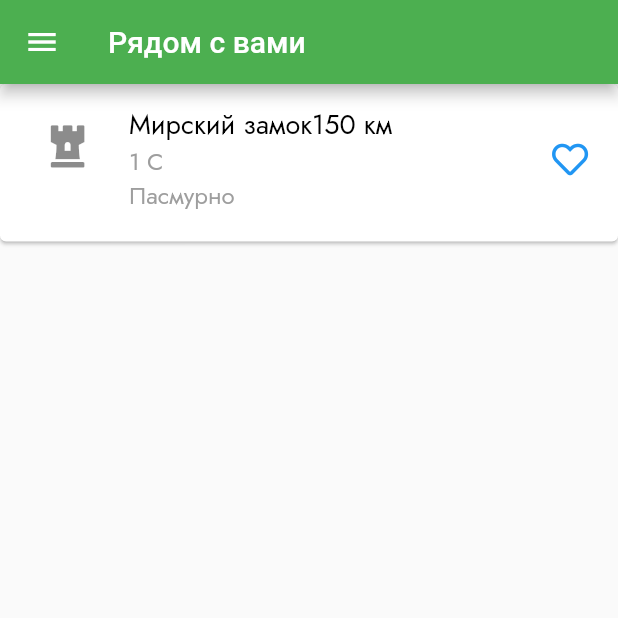
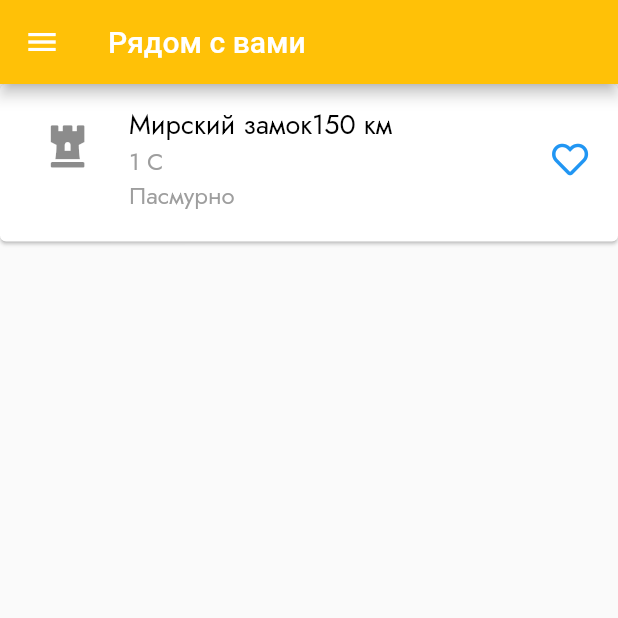
Before and after one commit to Forasky/TravelApp, a Flutter app: the screen it shows after launch, on a phone screen of 412 x 824 dp, the top half of it. Run offline on Flutter 3.47's test engine with Material 2 defaults, Android fonts, the phone set to English and light mode, and no system bars; our stand-ins replace cloud_firestore, easy_localization, firebase_auth, firebase_core, flutter_bloc, font_awesome_flutter and 5 more; accounts and stored records are empty.

Commit message:
added color choosing

```diff
--- a/lib/bloc/weather_bloc.dart
+++ b/lib/bloc/weather_bloc.dart
@@ -1,7 +1,6 @@
 import "dart:async";
 import 'dart:convert';
 import 'package:geolocator/geolocator.dart';
-import 'package:get_it/get_it.dart';
 import 'package:flutter_bloc/flutter_bloc.dart';
 import 'package:http/http.dart' as http;
 
@@ -32,7 +31,7 @@ class TempBloc extends Cubit<WeatherBlocState> {
         temperature: Temperature.fromJson(
           jsonDecode(result.body),
         ),
-        currentCity: '$city',
+        currentCity: city,
       ),
     );
   }
@@ -77,7 +76,6 @@ class TempBloc extends Cubit<WeatherBlocState> {
     try {
       lat = location.latitude;
       lon = location.longitude;
-    } catch (e) {
     } finally {
       final url =
           '$adress/onecall?lat=$lat&lon=$lon&exclude=minutely&appid=$_api&units=metric';
--- a/lib/models/cityList_model.dart
+++ b/lib/models/cityList_model.dart
@@ -1,4 +1,3 @@
-// To parse this JSON data, do
 //
 //     final welcome = welcomeFromJson(jsonString);
 import 'package:json_annotation/json_annotation.dart';
--- /dev/null
+++ b/lib/models/travel_screen_model.dart
@@ -0,0 +1,3 @@
+class TravelScreenBlocState {
+
+}
--- a/lib/screens/signup_screen.dart/signup_screen.dart
+++ b/lib/screens/signup_screen.dart/signup_screen.dart
@@ -152,6 +152,7 @@ class _SignUpWidgetState extends State<SignUpWidget> {
                         'password',
                       );
                       if (value != passwordContorler.text) Exception();
+                      return null;
                     },
                   ),
                 ),
--- a/lib/screens/travel_screen/travel_screen.dart
+++ b/lib/screens/travel_screen/travel_screen.dart
@@ -1,10 +1,15 @@
 import 'package:animations/animations.dart';
 import 'package:easy_localization/easy_localization.dart';
 import 'package:flutter/material.dart';
+import 'package:flutter_bloc/flutter_bloc.dart';
 import 'package:font_awesome_flutter/font_awesome_flutter.dart';
+import 'package:get_it/get_it.dart';
+import 'package:travel_application/models/travel_screen_model.dart';
 import 'package:travel_application/screens/travel_screen/info_screen.dart';
+import 'package:travel_application/services/extension.dart';
 import 'package:travel_application/services/fonts.dart';
 
+import '../../bloc/travel_screen_bloc.dart';
 import 'drawer_widget.dart';
 
 class TravelScreen extends StatefulWidget {
@@ -15,9 +20,13 @@ class TravelScreen extends StatefulWidget {
 }
 
 class _TravelScreenState extends State<TravelScreen> {
-  bool selected = false;
+  final bloc = GetIt.instance.get<TravelScreenBloc>();
+
   @override
   Widget build(BuildContext context) {
+    return BlocBuilder<TravelScreenBloc, TravelScreenBlocState>(
+      bloc: bloc,
+      builder: (context, state) {
         return MaterialApp(
           debugShowCheckedModeBanner: false,
           localizationsDelegates: context.localizationDelegates,
@@ -27,7 +36,8 @@ class _TravelScreenState extends State<TravelScreen> {
             child: Scaffold(
               drawer: TravelDrawerWidget(),
               appBar: AppBar(
-            backgroundColor: Colors.green,
+                backgroundColor: //HexColor.fromHex('${bloc.getColor()}'),
+                    Colors.amber,
                 title: const Text('Рядом с вами'),
               ),
               body: Column(
@@ -98,5 +108,7 @@ class _TravelScreenState extends State<TravelScreen> {
             ),
           ),
         );
+      },
+    );
   }
 }
--- a/lib/screens/weather_screen/map_screen.dart
+++ b/lib/screens/weather_screen/map_screen.dart
@@ -6,7 +6,7 @@ import '../../services/translation.dart';
 
 class MapSample extends StatefulWidget {
   final ValueChanged<LatLng> onLocationTab;
-  MapSample({
+  const MapSample({
     Key? key,
     required this.onLocationTab,
   }) : super();
@@ -15,11 +15,11 @@ class MapSample extends StatefulWidget {
 }
 
 class MapSampleState extends State<MapSample> {
-  Marker _marker = Marker(
+  Marker _marker = const Marker(
     markerId: MarkerId('Minsk'),
   );
 
-  static final CameraPosition _belarus = CameraPosition(
+  static const CameraPosition _belarus = CameraPosition(
     target: LatLng(53.910981510269075, 27.547882162034508),
     zoom: 6,
   );
--- a/lib/screens/weather_screen/weather_screen.dart
+++ b/lib/screens/weather_screen/weather_screen.dart
@@ -112,7 +112,7 @@ class _WeatherScreenState extends State<WeatherScreen> {
                                   textAlign: TextAlign.center,
                                 ),
                                 Padding(
-                                  padding: EdgeInsets.only(top: 10),
+                                  padding: const EdgeInsets.only(top: 10),
                                   child: Text(
                                     LocalizationKeys.feelLike +
                                         state.temperature.current.feelsLike
--- /dev/null
+++ b/lib/services/extension.dart
@@ -0,0 +1,21 @@
+import 'dart:ui';
+
+extension HexColor on Color {
+  /// String is in the format "aabbcc" or "ffaabbcc" with an optional leading "#".
+  static Color fromHex(String hexColor) {
+    hexColor = hexColor.toUpperCase().replaceAll("#", "");
+    if (hexColor.length == 6) {
+      hexColor = "FF" + hexColor;
+    }
+    return Color(
+      int.parse(hexColor, radix: 16),
+    );
+  }
+
+  /// Prefixes a hash sign if [leadingHashSign] is set to `true` (default is `true`).
+  String toHex({bool leadingHashSign = true}) => '${leadingHashSign ? '#' : ''}'
+      '${alpha.toRadixString(16).padLeft(2, '0')}'
+      '${red.toRadixString(16).padLeft(2, '0')}'
+      '${green.toRadixString(16).padLeft(2, '0')}'
+      '${blue.toRadixString(16).padLeft(2, '0')}';
+}
--- a/pubspec.yaml
+++ b/pubspec.yaml
@@ -47,6 +47,7 @@ dependencies:
   geolocator: ^8.2.0
   google_maps_flutter: ^2.1.1
   animations: ^2.0.2
+  shared_preferences: ^2.0.13
 
 dev_dependencies:
   flutter_test:
```
Also changed, not shown: lib/bloc/travel_screen_bloc.dart (added, +21 -0 lines), lib/main.dart (+8 -0 lines), lib/screens/settings_screen/color_select.dart (added, +107 -0 lines), lib/screens/settings_screen/settings_screen.dart (+21 -1 lines), pubspec.lock. Lines whose indentation alone changed are shown as unchanged.
